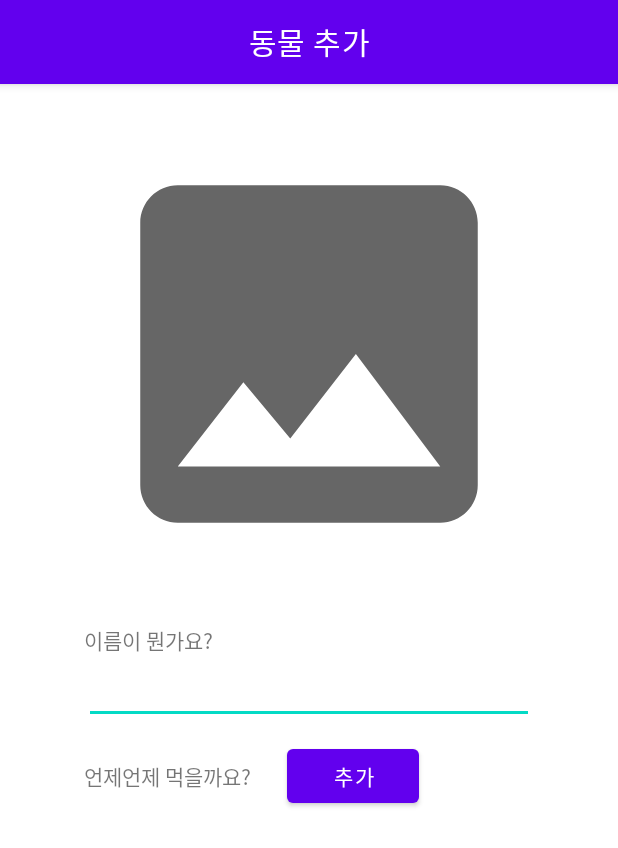
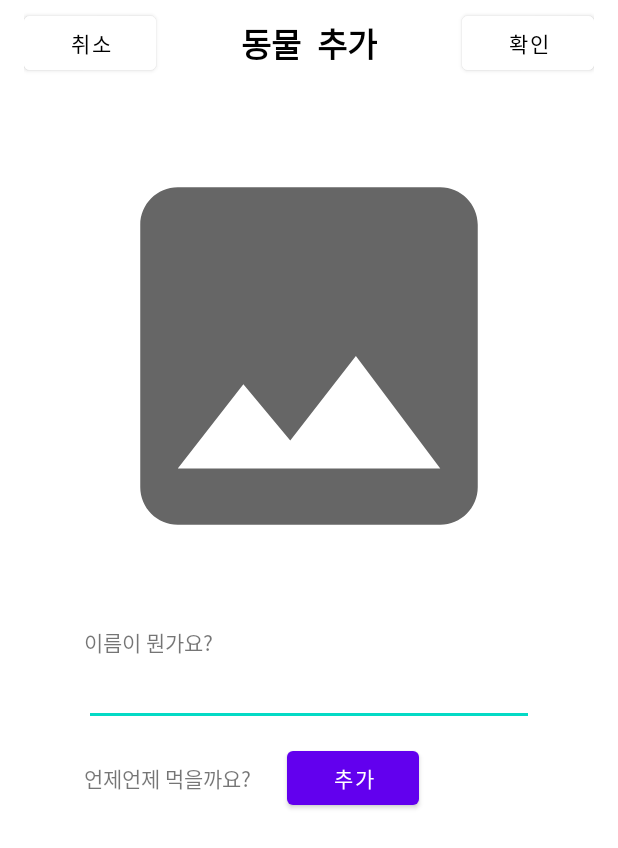
Before and after one commit to boostcampwm-2021/bookathon_J, an Android app: the screen it shows after launch (MainActivity), on a phone screen of 412 x 824 dp. Shown: the top 848 px of the screen. Run offline under Robolectric (Android 15) with nearby library versions, the phone set to English and light mode, and no system bars.

Commit message:
[FEAT] Add animal profile picture choose feature

```diff
--- a/app/src/main/java/com/tyehooney/fedyourpet/ui/AnimalAddFragment.kt
+++ b/app/src/main/java/com/tyehooney/fedyourpet/ui/AnimalAddFragment.kt
@@ -1,14 +1,22 @@
 package com.tyehooney.fedyourpet.ui
 
+import android.app.Activity
 import android.app.TimePickerDialog
+import android.content.Intent
+import android.graphics.Bitmap
+import android.graphics.drawable.Drawable
 import android.os.Bundle
 import android.util.Log
 import android.view.LayoutInflater
 import android.view.View
 import android.view.ViewGroup
+import androidx.activity.result.contract.ActivityResultContracts
 import androidx.fragment.app.Fragment
 import androidx.lifecycle.MutableLiveData
 import androidx.recyclerview.widget.LinearLayoutManager
+import com.bumptech.glide.Glide
+import com.bumptech.glide.request.target.CustomTarget
+import com.bumptech.glide.request.transition.Transition
 import com.tyehooney.fedyourpet.R
 import com.tyehooney.fedyourpet.databinding.FragmentAnimalAddBinding
 import java.util.*
@@ -21,6 +29,26 @@ class AnimalAddFragment : Fragment(R.layout.fragment_animal_add) {
     private val timeListLiveData: MutableLiveData<List<Pair<Int, Int>>> by lazy {
         MutableLiveData()
     }
+    private val resultLauncher =
+        registerForActivityResult(ActivityResultContracts.StartActivityForResult()) { result ->
+            if (result.resultCode == Activity.RESULT_OK) {
+                val data: Intent? = result.data
+                val imageURI = data?.data
+                Glide.with(this).asBitmap().load(imageURI).override(300, 300).fitCenter()
+                    .into(object : CustomTarget<Bitmap>() {
+                        override fun onResourceReady(
+                            resource: Bitmap,
+                            transition: Transition<in Bitmap>?,
+                        ) {
+                            //resource: 불러온 이미지 비트맵
+                            binding.fragmentAnimalAddImage.setImageBitmap(resource)
+                        }
+
+                        override fun onLoadCleared(placeholder: Drawable?) {
+                        }
+                    })
+            }
+        }
 
     override fun onCreateView(
         inflater: LayoutInflater, container: ViewGroup?,
@@ -32,6 +60,9 @@ class AnimalAddFragment : Fragment(R.layout.fragment_animal_add) {
             fragmentAnimalAddButtonTime.setOnClickListener {
                 addTime()
                 Log.d("times", timeList.toString())
+            }
+            fragmentAnimalAddImage.setOnClickListener {
+                chooseImage()
             }
         }
         return view
@@ -65,4 +96,11 @@ class AnimalAddFragment : Fragment(R.layout.fragment_animal_add) {
         timePickerDialog.setMessage("밥 주는 시간")
         timePickerDialog.show()
     }
+
+    private fun chooseImage() {
+        val intent = Intent()
+        intent.type = "image/*"
+        intent.action = Intent.ACTION_GET_CONTENT
+        resultLauncher.launch(intent)
+    }
 }
--- a/app/src/main/res/layout/fragment_animal_add.xml
+++ b/app/src/main/res/layout/fragment_animal_add.xml
@@ -4,15 +4,45 @@
     android:layout_width="match_parent"
     android:layout_height="match_parent">
 
-    <com.google.android.material.appbar.MaterialToolbar
-        android:id="@+id/fragment_animal_add_toolbar"
-        style="@style/Widget.MaterialComponents.Toolbar.Primary"
+    <RelativeLayout
+        android:id="@+id/header_relative_layout"
         android:layout_width="match_parent"
-        android:layout_height="?attr/actionBarSize"
+        android:layout_height="wrap_content"
+        android:paddingHorizontal="16dp"
+        app:layout_constraintEnd_toEndOf="parent"
         app:layout_constraintStart_toStartOf="parent"
-        app:layout_constraintTop_toTopOf="parent"
-        app:title="동물 추가"
-        app:titleCentered="true" />
+        app:layout_constraintTop_toTopOf="parent">
+
+        <Button
+            android:id="@+id/cancel_animal_add_button"
+            android:layout_width="wrap_content"
+            android:layout_height="wrap_content"
+            android:layout_centerVertical="true"
+            android:backgroundTint="@color/white"
+            android:text="취소"
+            android:textColor="@color/black" />
+
+        <TextView
+            android:id="@+id/profile_text_view"
+            android:layout_width="wrap_content"
+            android:layout_height="wrap_content"
+            android:layout_centerInParent="true"
+            android:layout_marginVertical="12dp"
+            android:text="동물  추가"
+            android:textColor="@color/black"
+            android:textSize="22sp"
+            android:textStyle="bold" />
+
+        <Button
+            android:id="@+id/confirm_animal_add_button"
+            android:layout_width="wrap_content"
+            android:layout_height="wrap_content"
+            android:layout_alignParentRight="true"
+            android:layout_centerVertical="true"
+            android:backgroundTint="@color/white"
+            android:text="확인"
+            android:textColor="@color/black" />
+    </RelativeLayout>
 
     <ImageView
         android:id="@+id/fragment_animal_add_image"
@@ -23,7 +53,7 @@
         android:contentDescription="Animal Profile Image"
         app:layout_constraintEnd_toEndOf="parent"
         app:layout_constraintStart_toStartOf="parent"
-        app:layout_constraintTop_toBottomOf="@id/fragment_animal_add_toolbar" />
+        app:layout_constraintTop_toBottomOf="@id/header_relative_layout" />
 
     <TextView
         android:id="@+id/fragment_animal_add_text_name"
@@ -57,11 +87,11 @@
         android:id="@+id/fragment_animal_add_button_time"
         android:layout_width="wrap_content"
         android:layout_height="wrap_content"
+        android:layout_marginStart="24dp"
         android:text="추가"
-        app:layout_constraintTop_toTopOf="@+id/fragment_animal_add_text_time"
         app:layout_constraintBottom_toBottomOf="@+id/fragment_animal_add_text_time"
-        android:layout_marginStart="24dp"
-        app:layout_constraintStart_toEndOf="@id/fragment_animal_add_text_time" />
+        app:layout_constraintStart_toEndOf="@id/fragment_animal_add_text_time"
+        app:layout_constraintTop_toTopOf="@+id/fragment_animal_add_text_time" />
 
     <androidx.recyclerview.widget.RecyclerView
         android:id="@+id/fragment_animal_add_timeview"
```
